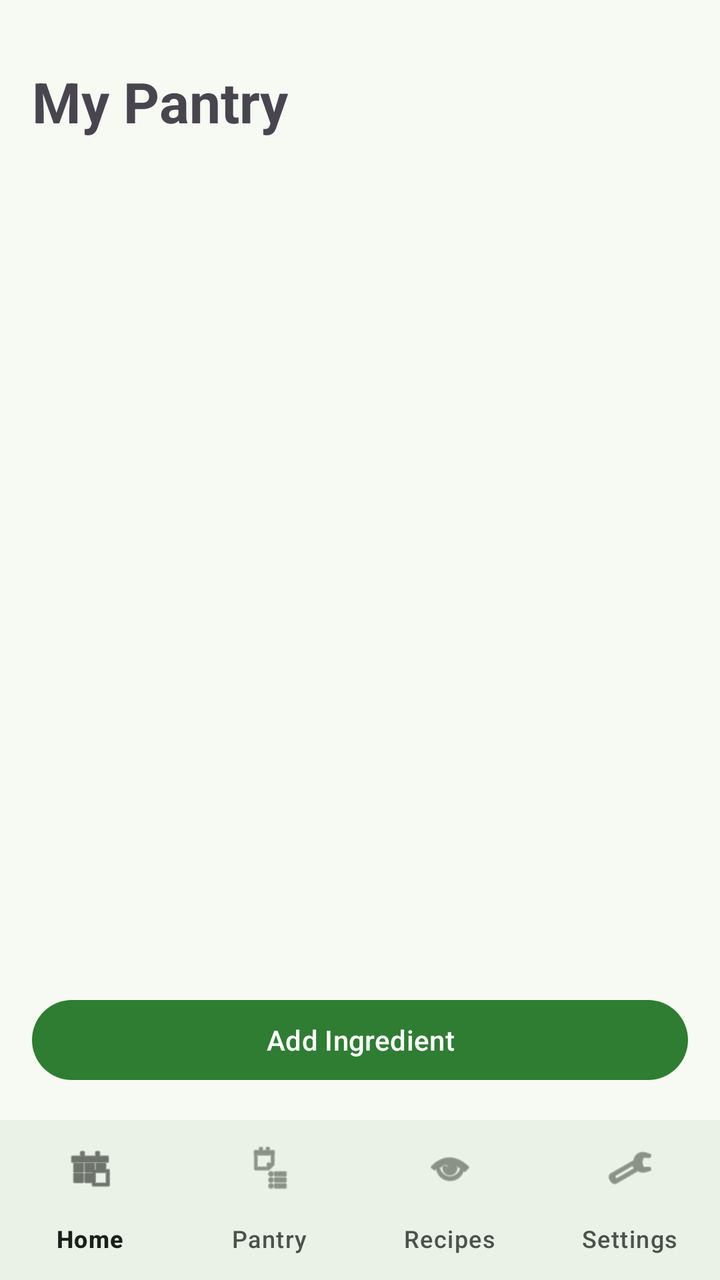
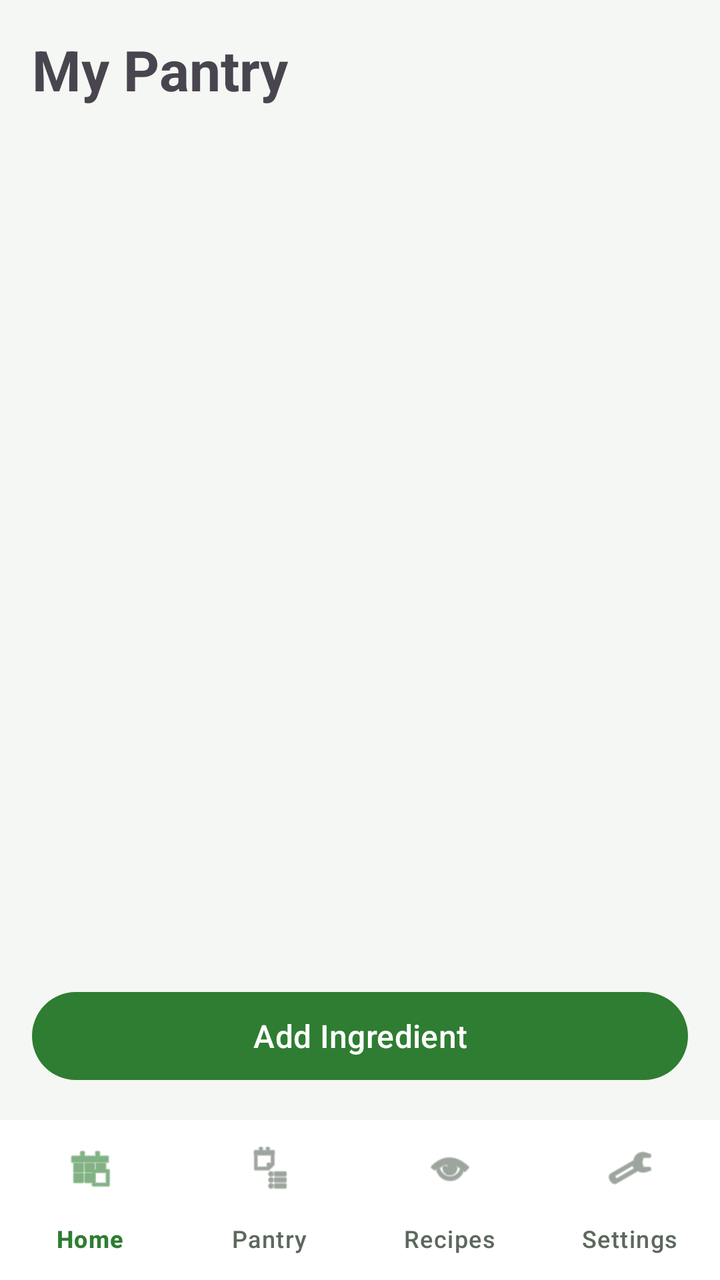

Screens rendered from an Android XML layout before and after an edit, with the pre-edit source and the edit as a unified diff.
<!-- AndroidManifest.xml: application theme Theme.SmartPantryManager -->
<!-- res/layout/activity_main.xml -->
<?xml version="1.0" encoding="utf-8"?>
<LinearLayout xmlns:android="http://schemas.android.com/apk/res/android"
    xmlns:app="http://schemas.android.com/apk/res-auto"
    android:layout_width="match_parent"
    android:layout_height="match_parent"
    android:orientation="vertical">

    <LinearLayout
        android:layout_width="match_parent"
        android:layout_height="0dp"
        android:layout_weight="1"
        android:orientation="vertical"
        android:padding="16dp">

        <TextView
            android:id="@+id/titleText"
            android:layout_width="match_parent"
            android:layout_height="wrap_content"
            android:paddingTop="16dp"
            android:paddingBottom="16dp"
            android:text="My Pantry"
            style="@style/TextTitle" />

        <FrameLayout
            android:layout_width="match_parent"
            android:layout_height="0dp"
            android:layout_weight="1">

            <androidx.recyclerview.widget.RecyclerView
                android:id="@+id/pantryRecyclerView"
                android:layout_width="match_parent"
                android:layout_height="match_parent" />

            <TextView
                android:id="@+id/emptyText"
                android:layout_width="wrap_content"
                android:layout_height="wrap_content"
                android:layout_gravity="center"
                android:padding="16dp"
                android:text="Your pantry is empty. Tap Add Ingredient."
                android:textAlignment="center"
                style="@style/TextBody"
                android:visibility="gone" />

        </FrameLayout>

        <Button
            android:id="@+id/addButton"
            android:layout_width="match_parent"
            android:layout_height="wrap_content"
            android:layout_marginTop="8dp"
            android:text="Add Ingredient" />

    </LinearLayout>

    <com.google.android.material.bottomnavigation.BottomNavigationView
        android:id="@+id/bottomNav"
        android:layout_width="match_parent"
        android:layout_height="wrap_content"
        app:labelVisibilityMode="labeled"
        app:menu="@menu/bottom_nav_menu" />

</LinearLayout>
<!-- resources referenced by this layout -->
<resources>
  <style name="TextBody">
          <item name="android:textSize">16sp</item>
      </style>
  <style name="TextTitle">
          <item name="android:textSize">28sp</item>
          <item name="android:textStyle">bold</item>
      </style>
  <style name="Theme.SmartPantryManager" parent="Theme.Material3.Light.NoActionBar">
          <item name="colorPrimary">@color/primary</item>
          <item name="colorOnPrimary">@color/on_primary</item>
          <item name="android:colorBackground">@color/background</item>
          <item name="colorSurface">@color/background</item>
          <item name="colorOnSurface">@color/text_primary</item>
          <item name="colorOnSurfaceVariant">@color/text_secondary</item>
          <item name="colorSurfaceContainer">@color/nav_background</item>
          <item name="colorSecondaryContainer">@color/nav_indicator</item>
          <item name="colorOnSecondaryContainer">@color/text_primary</item>
          <item name="android:textColorPrimary">@color/text_primary</item>
          <item name="android:textColorSecondary">@color/text_secondary</item>
      </style>
  <color name="primary">#2E7D32</color>
  <color name="on_primary">#FFFFFF</color>
  <color name="background">#F6FAF3</color>
  <color name="text_primary">#1B1F1A</color>
  <color name="text_secondary">#4A5349</color>
  <color name="nav_background">#EAF1E6</color>
  <color name="nav_indicator">#C8E6C9</color>
</resources>

<!-- the commit's change to res/layout/activity_main.xml (unified diff, before → after) -->
@@ -3,21 +3,23 @@
     xmlns:app="http://schemas.android.com/apk/res-auto"
     android:layout_width="match_parent"
     android:layout_height="match_parent"
+    android:background="@color/card_bg"
+    android:fitsSystemWindows="true"
     android:orientation="vertical">
 
     <LinearLayout
         android:layout_width="match_parent"
         android:layout_height="0dp"
         android:layout_weight="1"
+        android:background="@color/bg_page"
         android:orientation="vertical"
-        android:padding="16dp">
+        android:padding="@dimen/space_page">
 
         <TextView
             android:id="@+id/titleText"
             android:layout_width="match_parent"
             android:layout_height="wrap_content"
-            android:paddingTop="16dp"
-            android:paddingBottom="16dp"
+            android:paddingBottom="@dimen/space_page"
             android:text="My Pantry"
             style="@style/TextTitle" />
 
@@ -36,11 +38,12 @@
                 android:layout_width="wrap_content"
                 android:layout_height="wrap_content"
                 android:layout_gravity="center"
-                android:padding="16dp"
+                android:padding="@dimen/space_page"
                 android:text="Your pantry is empty. Tap Add Ingredient."
                 android:textAlignment="center"
-                style="@style/TextBody"
-                android:visibility="gone" />
+                android:textColor="@color/text_secondary"
+                android:visibility="gone"
+                style="@style/TextBody" />
 
         </FrameLayout>
 
@@ -48,7 +51,7 @@
             android:id="@+id/addButton"
             android:layout_width="match_parent"
             android:layout_height="wrap_content"
-            android:layout_marginTop="8dp"
+            android:layout_marginTop="@dimen/space_card_gap"
             android:text="Add Ingredient" />
 
     </LinearLayout>
@@ -58,6 +61,7 @@
         android:layout_width="match_parent"
         android:layout_height="wrap_content"
         app:labelVisibilityMode="labeled"
-        app:menu="@menu/bottom_nav_menu" />
+        app:menu="@menu/bottom_nav_menu"
+        style="@style/AppBottomNav" />
 
 </LinearLayout>
<!-- resource entries referenced after the edit -->
@@ -1,31 +1,70 @@
 <!-- resources referenced by this layout -->
 <resources>
+  <color name="bg_page">#F4F7F4</color>
+  <color name="card_bg">#FFFFFF</color>
   <style name="TextBody">
-          <item name="android:textSize">16sp</item>
+          <item name="android:textSize">@dimen/text_body</item>
       </style>
   <style name="TextTitle">
-          <item name="android:textSize">28sp</item>
+          <item name="android:textSize">@dimen/text_title</item>
           <item name="android:textStyle">bold</item>
       </style>
   <style name="Theme.SmartPantryManager" parent="Theme.Material3.Light.NoActionBar">
-          <item name="colorPrimary">@color/primary</item>
-          <item name="colorOnPrimary">@color/on_primary</item>
-          <item name="android:colorBackground">@color/background</item>
-          <item name="colorSurface">@color/background</item>
+          <item name="colorPrimary">@color/accent</item>
+          <item name="colorOnPrimary">@color/on_accent</item>
+          <item name="colorSurface">@color/card_bg</item>
           <item name="colorOnSurface">@color/text_primary</item>
           <item name="colorOnSurfaceVariant">@color/text_secondary</item>
-          <item name="colorSurfaceContainer">@color/nav_background</item>
-          <item name="colorSecondaryContainer">@color/nav_indicator</item>
-          <item name="colorOnSecondaryContainer">@color/text_primary</item>
+          <item name="colorSurfaceContainer">@color/card_bg</item>
+          <item name="colorSecondaryContainer">@color/tag_accent_bg</item>
+          <item name="colorOnSecondaryContainer">@color/accent</item>
+          <item name="android:colorBackground">@color/bg_page</item>
+          <item name="android:windowBackground">@color/bg_page</item>
           <item name="android:textColorPrimary">@color/text_primary</item>
           <item name="android:textColorSecondary">@color/text_secondary</item>
+          <item name="android:statusBarColor">@color/card_bg</item>
+          <item name="android:navigationBarColor">@color/card_bg</item>
+          <item name="android:windowLightStatusBar">true</item>
+          <item name="android:windowLightNavigationBar">true</item>
+          <item name="elevationOverlayEnabled">false</item>
+          <item name="materialButtonStyle">@style/AppButton</item>
+          <item name="materialButtonOutlinedStyle">@style/AppButtonOutlined</item>
       </style>
-  <color name="primary">#2E7D32</color>
-  <color name="on_primary">#FFFFFF</color>
-  <color name="background">#F6FAF3</color>
+  <dimen name="card_elevation">0dp</dimen>
+  <dimen name="text_body">16sp</dimen>
+  <dimen name="text_title">28sp</dimen>
+  <color name="accent">#2E7D32</color>
+  <color name="on_accent">#FFFFFF</color>
   <color name="text_primary">#1B1F1A</color>
-  <color name="text_secondary">#4A5349</color>
-  <color name="nav_background">#EAF1E6</color>
-  <color name="nav_indicator">#C8E6C9</color>
+  <color name="tag_accent_bg">#DDF0DE</color>
+  <style name="AppButton" parent="Widget.Material3.Button">
+          <item name="backgroundTint">@color/accent</item>
+          <item name="android:textColor">@color/on_accent</item>
+          <item name="android:textSize">@dimen/text_button</item>
+          <item name="android:minHeight">@dimen/button_height</item>
+          <item name="cornerRadius">@dimen/button_corner</item>
+      </style>
+  <style name="AppButtonOutlined" parent="Widget.Material3.Button.OutlinedButton">
+          <item name="strokeColor">@color/accent</item>
+          <item name="strokeWidth">@dimen/card_stroke</item>
+          <item name="android:textColor">@color/accent</item>
+          <item name="android:textSize">@dimen/text_button</item>
+          <item name="android:minHeight">@dimen/button_height</item>
+          <item name="cornerRadius">@dimen/button_corner</item>
+      </style>
+  <dimen name="text_button">16sp</dimen>
+  <dimen name="button_height">52dp</dimen>
+  <dimen name="button_corner">28dp</dimen>
+  <dimen name="card_stroke">1dp</dimen>
+  <color name="text_secondary">#5C685C</color>
+  <dimen name="space_card_gap">12dp</dimen>
+  <dimen name="space_page">16dp</dimen>
+  <style name="AppBottomNav" parent="Widget.Material3.BottomNavigationView">
+          <item name="backgroundTint">@color/card_bg</item>
+          <item name="elevation">@dimen/card_elevation</item>
+          <item name="android:elevation">@dimen/card_elevation</item>
+          <item name="itemIconTint">@color/nav_item</item>
+          <item name="itemTextColor">@color/nav_item</item>
+      </style>
 </resources>
 
